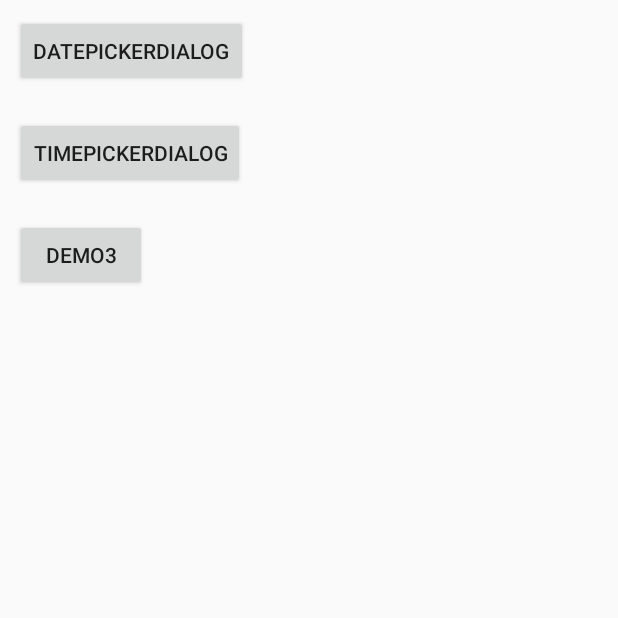
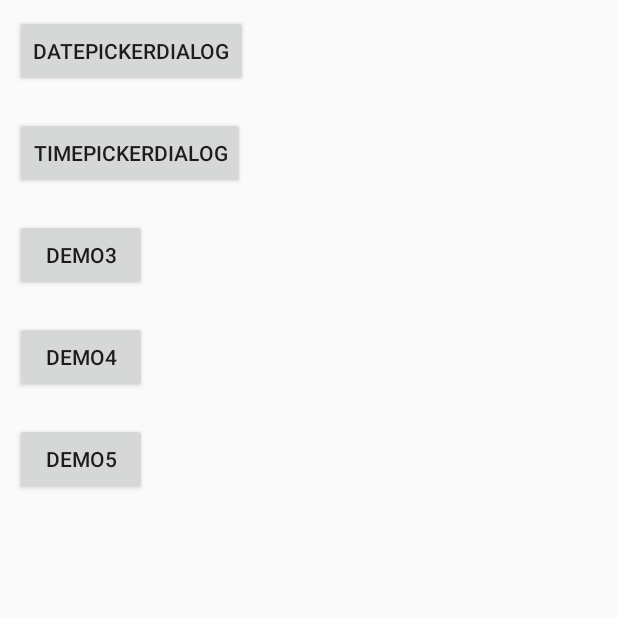
Before and after one commit to YanHengGo/android, an Android app: the screen it shows after launch (MainActivity), on a phone screen of 412 x 824 dp, the top half of it. Run offline under Robolectric (Android 15) with nearby library versions, the phone set to English and light mode, and no system bars.

Commit message:
picker dialog demo

```diff
--- a/01_picker/app/src/main/res/layout/activity_main.xml
+++ b/01_picker/app/src/main/res/layout/activity_main.xml
@@ -25,5 +25,17 @@
         android:layout_width="wrap_content"
         android:layout_height="wrap_content"
         android:layout_margin="10dp" />
+    <Button
+        android:onClick="pickerDemo4"
+        android:text="demo4"
+        android:layout_width="wrap_content"
+        android:layout_height="wrap_content"
+        android:layout_margin="10dp" />
+    <Button
+        android:onClick="pickerDemo5"
+        android:text="demo5"
+        android:layout_width="wrap_content"
+        android:layout_height="wrap_content"
+        android:layout_margin="10dp" />
 
 </LinearLayout>
```
Also changed, not shown: 01_picker/app/src/main/java/com/yanheng/pickerdemo/MainActivity.java (+19 -4 lines), 1 other file.
